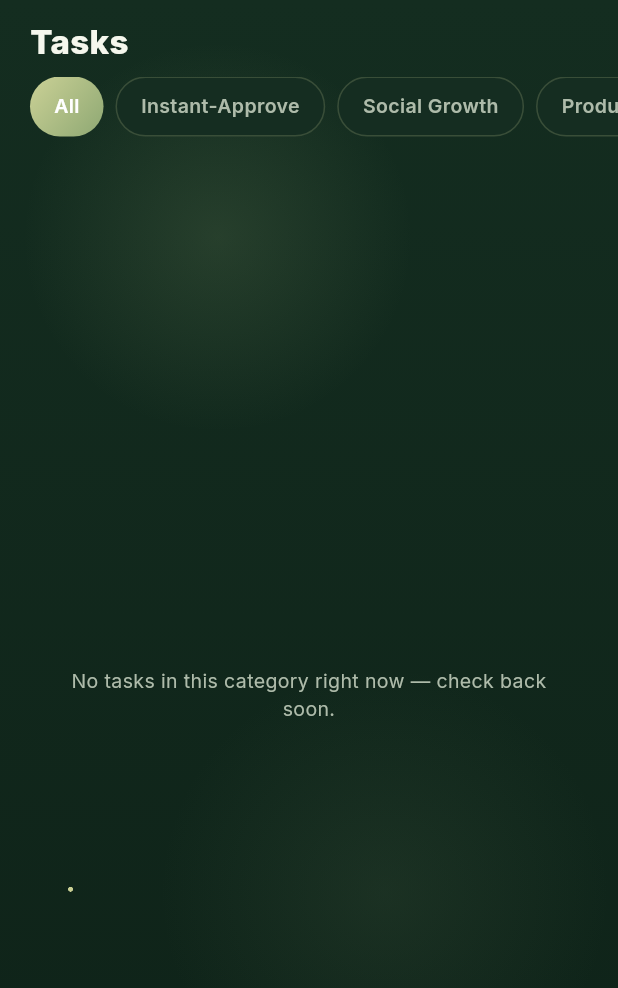
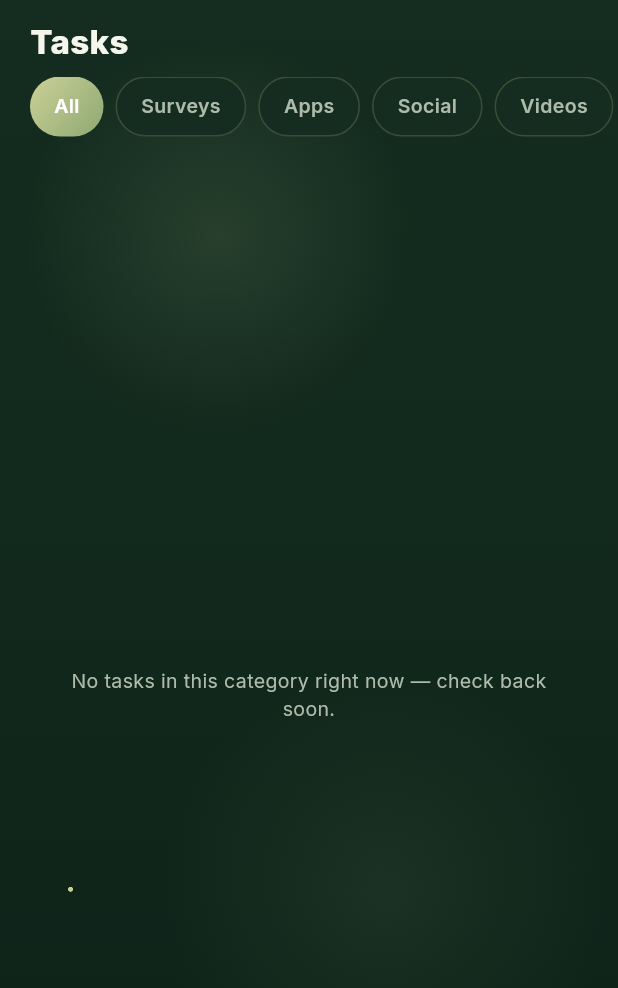
Before and after one commit to veerex758/negosmint, a Flutter app: the TasksScreen screen opened directly, on a phone screen of 412 x 824 dp. Shown: the top 988 px of the screen. Run offline on Flutter 3.47's test engine with Material 3 defaults, Android fonts, the phone set to English and light mode, and no system bars; our stand-ins replace fl_chart, google_fonts, share_plus, supabase_flutter; missing offline and left inert: flutter_stripe; accounts and stored records are empty.

Commit message:
Align task filters with database categories

```diff
--- a/lib/screens/tasks/tasks_screen.dart
+++ b/lib/screens/tasks/tasks_screen.dart
@@ -15,7 +15,7 @@
 
 class _TasksScreenState extends State<TasksScreen> {
   final _categories = const [
-    'All', 'Instant-Approve', 'Social Growth', 'Product & App Testing', 'Pro Micro-Gigs'
+    'All', 'Surveys', 'Apps', 'Social', 'Videos', 'Offers', 'Other'
   ];
   String _selected = 'All';
 
```
